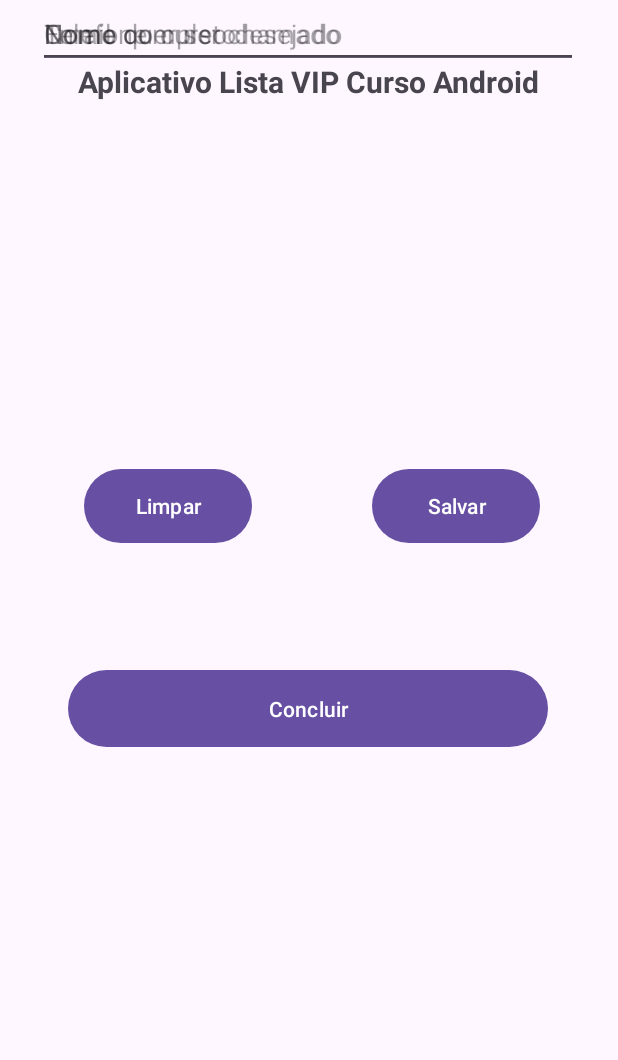
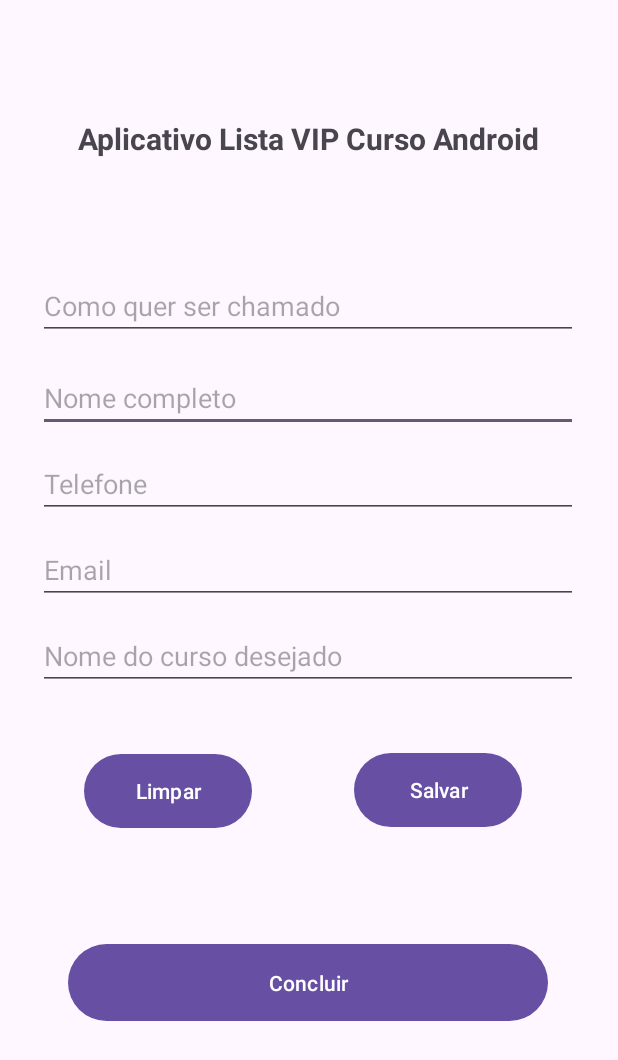
Before and after one commit to lucasvmenezes/AppListaCurso, an Android app: the screen it shows after launch (MainActivity), on a phone screen of 412 x 824 dp. Shown: the top 1060 px of the screen. Run offline under Robolectric (Android 15) with nearby library versions, the phone set to English and light mode, and no system bars.

Commit message:
Atualizando Responsividade do Layout

```diff
--- a/app/src/main/res/layout/activity_main.xml
+++ b/app/src/main/res/layout/activity_main.xml
@@ -14,72 +14,77 @@
         android:text="Aplicativo Lista VIP Curso Android"
         android:textSize="20sp"
         android:textStyle="bold"
-        app:layout_constraintBottom_toBottomOf="parent"
+        app:layout_constraintBottom_toTopOf="@+id/editTextTextPersonName2"
         app:layout_constraintEnd_toEndOf="parent"
-        app:layout_constraintHorizontal_bias="0.497"
+        app:layout_constraintHorizontal_bias="0.494"
         app:layout_constraintStart_toStartOf="parent"
         app:layout_constraintTop_toTopOf="parent"
-        app:layout_constraintVertical_bias="0.051" />
+        app:layout_constraintVertical_bias="0.509" />
 
     <EditText
         android:id="@+id/editTextTextPersonName1"
         android:layout_width="360dp"
         android:layout_height="45dp"
+        android:layout_marginBottom="12dp"
         android:ems="10"
         android:hint="Nome completo"
         android:inputType="text"
+        app:layout_constraintBottom_toTopOf="@+id/editTextPhone"
         app:layout_constraintEnd_toEndOf="parent"
         app:layout_constraintHorizontal_bias="0.49"
-        app:layout_constraintStart_toStartOf="parent"
-        tools:layout_editor_absoluteY="141dp" />
+        app:layout_constraintStart_toStartOf="parent" />
 
     <EditText
         android:id="@+id/editTextTextPersonName2"
         android:layout_width="360dp"
         android:layout_height="45dp"
+        android:layout_marginBottom="16dp"
         android:ems="10"
         android:hint="Como quer ser chamado"
         android:inputType="text"
+        app:layout_constraintBottom_toTopOf="@+id/editTextTextPersonName1"
         app:layout_constraintEnd_toEndOf="parent"
         app:layout_constraintHorizontal_bias="0.49"
-        app:layout_constraintStart_toStartOf="parent"
-        tools:layout_editor_absoluteY="96dp" />
+        app:layout_constraintStart_toStartOf="parent" />
 
     <EditText
         android:id="@+id/editTextPhone"
         android:layout_width="360dp"
         android:layout_height="45dp"
+        android:layout_marginBottom="12dp"
         android:ems="10"
         android:hint="Telefone"
         android:inputType="phone"
+        app:layout_constraintBottom_toTopOf="@+id/editTextTextEmailAddress"
         app:layout_constraintEnd_toEndOf="parent"
         app:layout_constraintHorizontal_bias="0.49"
-        app:layout_constraintStart_toStartOf="parent"
-        tools:layout_editor_absoluteY="186dp" />
+        app:layout_constraintStart_toStartOf="parent" />
 
     <EditText
         android:id="@+id/editTextTextEmailAddress"
         android:layout_width="360dp"
         android:layout_height="45dp"
+        android:layout_marginBottom="12dp"
         android:ems="10"
         android:hint="Email"
         android:inputType="textEmailAddress"
+        app:layout_constraintBottom_toTopOf="@+id/editTextTextCourseName"
         app:layout_constraintEnd_toEndOf="parent"
         app:layout_constraintHorizontal_bias="0.49"
-        app:layout_constraintStart_toStartOf="parent"
-        tools:layout_editor_absoluteY="231dp" />
+        app:layout_constraintStart_toStartOf="parent" />
 
     <EditText
         android:id="@+id/editTextTextCourseName"
         android:layout_width="360dp"
         android:layout_height="45dp"
+        android:layout_marginBottom="364dp"
         android:ems="10"
         android:hint="Nome do curso desejado"
         android:inputType="text"
+        app:layout_constraintBottom_toBottomOf="parent"
         app:layout_constraintEnd_toEndOf="parent"
         app:layout_constraintHorizontal_bias="0.49"
-        app:layout_constraintStart_toStartOf="parent"
-        tools:layout_editor_absoluteY="276dp" />
+        app:layout_constraintStart_toStartOf="parent" />
 
     <Button
         android:id="@+id/button3"
@@ -97,13 +102,13 @@
         android:id="@+id/button4"
         android:layout_width="112dp"
         android:layout_height="57dp"
-        android:layout_marginStart="80dp"
+        android:layout_marginStart="68dp"
         android:layout_marginBottom="68dp"
         android:text="Salvar"
         app:layout_constraintBottom_toTopOf="@+id/button5"
         app:layout_constraintStart_toEndOf="@+id/button3"
         app:layout_constraintTop_toBottomOf="@+id/editTextTextCourseName"
-        app:layout_constraintVertical_bias="0.969" />
+        app:layout_constraintVertical_bias="0.955" />
 
     <Button
         android:id="@+id/button5"
```
